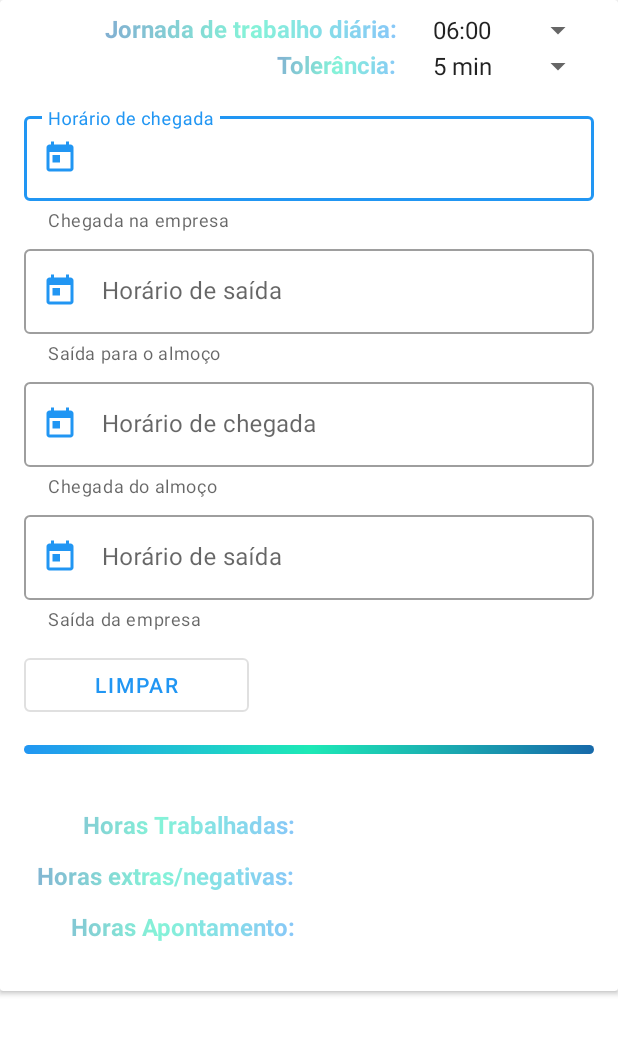
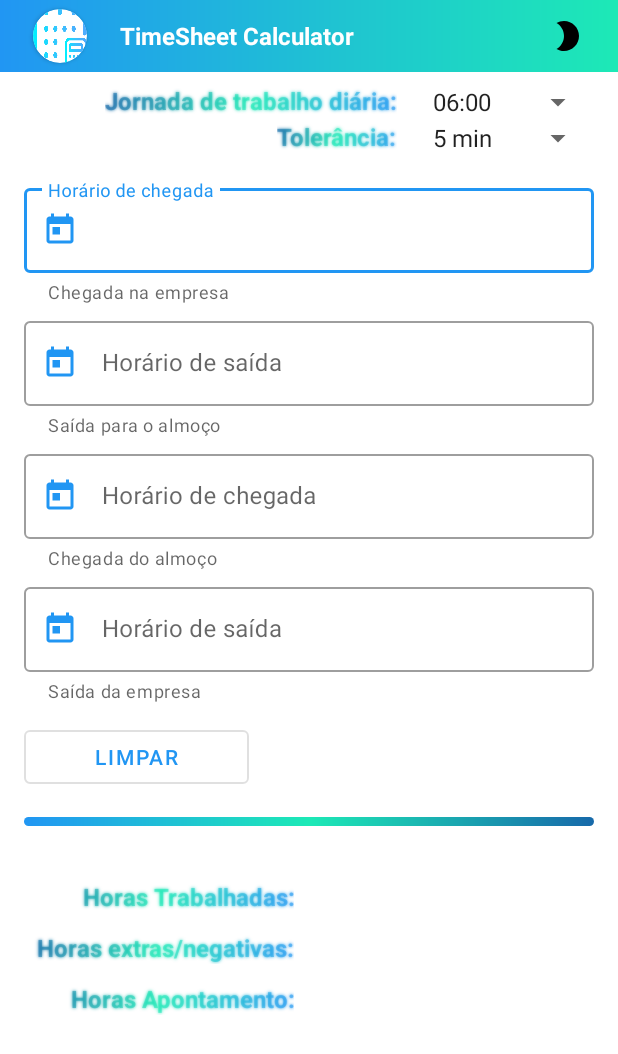
Before and after one commit to luiz-shonen/TimeSheetCalculator, an Android app: the screen it shows after launch (TimeSheetCalculatorActivity), on a phone screen of 412 x 824 dp. Shown: the top 1054 px of the screen. Run offline under Robolectric (Android 15) with nearby library versions, the phone set to English and light mode, and no system bars; our stand-ins replace data binding; 1 statement that could not run was skipped.

Commit message:
Implementação de Dark Mode

```diff
--- a/app/build.gradle
+++ b/app/build.gradle
@@ -19,7 +19,7 @@ android {
     buildToolsVersion "29.0.3"
     defaultConfig {
         applicationId "com.luizrodrigues.timesheetcalculator"
-        minSdkVersion 26
+        minSdkVersion 23
         targetSdkVersion 29
         versionCode 1
         versionName "1.0"
--- a/app/src/main/java/com/luizrodrigues/timesheetcalculator/TimeSheetCalculatorActivity.kt
+++ b/app/src/main/java/com/luizrodrigues/timesheetcalculator/TimeSheetCalculatorActivity.kt
@@ -1,8 +1,10 @@
 package com.luizrodrigues.timesheetcalculator
 
+import android.content.res.Configuration
 import android.os.Bundle
 import android.widget.Toast
 import androidx.appcompat.app.AppCompatActivity
+import androidx.appcompat.app.AppCompatDelegate
 import androidx.databinding.DataBindingUtil
 import androidx.lifecycle.Observer
 import androidx.lifecycle.ViewModelProviders
@@ -12,12 +14,13 @@ import com.luizrodrigues.timesheetcalculator.mvvm.viewmodel.MainViewModel
 class TimeSheetCalculatorActivity : AppCompatActivity() {
 
     private lateinit var binding: ActivityTimesheetCalculatorBinding
+    private lateinit var mainViewModel: MainViewModel
 
     override fun onCreate(savedInstanceState: Bundle?) {
         super.onCreate(savedInstanceState)
         setContentView(R.layout.activity_timesheet_calculator)
 
-        val mainViewModel = ViewModelProviders.of(this)
+        mainViewModel = ViewModelProviders.of(this)
             .get(MainViewModel::class.java)
 
         binding = DataBindingUtil.setContentView<ActivityTimesheetCalculatorBinding>(
@@ -32,5 +35,35 @@ class TimeSheetCalculatorActivity : AppCompatActivity() {
             Toast.makeText(this, it, Toast.LENGTH_SHORT).show()
             mainViewModel.horaSaida.value = "123123123"
         })
+
+        binding.changeDaynight.setOnClickListener {
+            onDayNightChangeClick()
+        }
+
+        verifyDayNight(true)
+    }
+
+    private fun onDayNightChangeClick() {
+        verifyDayNight(false)
+        recreate()
+    }
+
+    private fun verifyDayNight(isVerifyingColor: Boolean) {
+        when (resources.configuration.uiMode and Configuration.UI_MODE_NIGHT_MASK) {
+            Configuration.UI_MODE_NIGHT_NO -> { // Night mode is not active, we're using the light theme
+                if (isVerifyingColor) {
+                    mainViewModel.corChangeDaynight.value = getColor(android.R.color.white)
+                } else {
+                    AppCompatDelegate.setDefaultNightMode(AppCompatDelegate.MODE_NIGHT_YES)
+                }
+            }
+            Configuration.UI_MODE_NIGHT_YES -> { // Night mode is active, we're using dark theme
+                if (isVerifyingColor) {
+                    mainViewModel.corChangeDaynight.value = getColor(android.R.color.black)
+                } else {
+                    AppCompatDelegate.setDefaultNightMode(AppCompatDelegate.MODE_NIGHT_NO)
+                }
+            }
+        }
     }
 }
--- a/app/src/main/java/com/luizrodrigues/timesheetcalculator/mvvm/viewmodel/MainViewModel.kt
+++ b/app/src/main/java/com/luizrodrigues/timesheetcalculator/mvvm/viewmodel/MainViewModel.kt
@@ -11,6 +11,7 @@ class MainViewModel : ViewModel() {
     var horasTrabalhadas = MutableLiveData<String>()
     var horasExtras = MutableLiveData<String>()
     var horasApontamento = MutableLiveData<String>()
+    var corChangeDaynight = MutableLiveData<Int>()
     val mask: String = "##:##"
 
     fun onResetClick() = this.clearAllFields()
@@ -24,4 +25,5 @@ class MainViewModel : ViewModel() {
         this.horasExtras.value = ""
         this.horasApontamento.value = ""
     }
+
 }
--- /dev/null
+++ b/app/src/main/res/drawable/ic_brightness_2_24dp.xml
@@ -0,0 +1,9 @@
+<vector xmlns:android="http://schemas.android.com/apk/res/android"
+        android:width="24dp"
+        android:height="24dp"
+        android:viewportWidth="24.0"
+        android:viewportHeight="24.0">
+    <path
+        android:fillColor="#FF000000"
+        android:pathData="M10,2c-1.82,0 -3.53,0.5 -5,1.35C7.99,5.08 10,8.3 10,12s-2.01,6.92 -5,8.65C6.47,21.5 8.18,22 10,22c5.52,0 10,-4.48 10,-10S15.52,2 10,2z"/>
+</vector>
--- a/app/src/main/res/layout/activity_timesheet_calculator.xml
+++ b/app/src/main/res/layout/activity_timesheet_calculator.xml
@@ -15,19 +15,74 @@
         android:layout_width="fill_parent"
         android:layout_height="fill_parent">
 
-        <androidx.cardview.widget.CardView
-            android:id="@+id/card_view_time_sheet"
+        <RelativeLayout
             android:layout_width="fill_parent"
-            android:layout_height="wrap_content"
-            tools:context=".TimeSheetCalculatorActivity">
+            android:layout_height="wrap_content">
+
+            <com.google.android.material.appbar.MaterialToolbar
+                android:id="@+id/toolbar"
+                android:layout_width="match_parent"
+                android:layout_height="48dp"
+                android:layout_alignParentTop="true"
+                android:background="@drawable/toolbar_gradient">
 
                 <RelativeLayout
                     android:layout_width="match_parent"
-                android:layout_height="wrap_content">
+                    android:layout_height="match_parent">
+
+                    <androidx.cardview.widget.CardView
+                        android:id="@+id/card_view_user_photo"
+                        android:layout_width="36dp"
+                        android:layout_height="36dp"
+                        android:layout_alignParentStart="true"
+                        android:layout_margin="6dp"
+                        android:elevation="12dp"
+                        app:cardCornerRadius="36dp">
+
+                        <ImageView
+                            android:id="@+id/user_photo"
+                            android:layout_width="36dp"
+                            android:layout_height="36dp"
+                            android:scaleType="centerCrop"
+                            android:src="@drawable/timesheet_calculator_alter"
+                            tools:ignore="ContentDescription" />
+                    </androidx.cardview.widget.CardView>
+
+                    <TextView
+                        android:id="@+id/app_name"
+                        android:layout_width="wrap_content"
+                        android:layout_height="match_parent"
+                        android:layout_marginStart="16dp"
+                        android:layout_toEndOf="@id/card_view_user_photo"
+                        android:focusable="false"
+                        android:gravity="center_vertical"
+                        android:text="@string/app_name"
+                        android:textColor="@android:color/white"
+                        android:textSize="16sp"
+                        android:textStyle="bold"
+                        tools:ignore="RelativeOverlap" />
+
+                    <ImageButton
+                        android:id="@+id/change_daynight"
+                        android:layout_width="36dp"
+                        android:layout_height="36dp"
+                        android:layout_alignParentEnd="true"
+                        android:layout_marginTop="6dp"
+                        android:layout_marginEnd="16dp"
+                        android:backgroundTint="@android:color/transparent"
+                        android:foreground="?android:attr/selectableItemBackgroundBorderless"
+                        android:src="@drawable/ic_brightness_2_24dp"
+                        android:tint="@{viewmodel.corChangeDaynight}"
+                        tools:ignore="ContentDescription" />
+
+                </RelativeLayout>
+
+            </com.google.android.material.appbar.MaterialToolbar>
 
             <LinearLayout
                 android:layout_width="match_parent"
-                    android:layout_height="wrap_content"
+                android:layout_height="fill_parent"
+                android:layout_below="@id/toolbar"
                 android:layout_marginStart="16dp"
                 android:layout_marginTop="8dp"
                 android:layout_marginEnd="16dp"
@@ -50,6 +105,8 @@
                             android:layout_marginEnd="16dp"
                             android:layout_toStartOf="@id/horas_base"
                             android:focusable="false"
+                            android:shadowColor="@color/colorAccent"
+                            android:shadowRadius="2"
                             android:text="@string/horas_base"
                             android:textSize="16sp"
                             android:textStyle="bold" />
@@ -74,6 +131,8 @@
                             android:layout_marginEnd="16dp"
                             android:layout_toStartOf="@id/horas_tolerancia"
                             android:focusable="false"
+                            android:shadowColor="@color/colorAccent"
+                            android:shadowRadius="2"
                             android:text="@string/horas_tolerancia"
                             android:textSize="16sp"
                             android:textStyle="bold" />
@@ -230,6 +289,8 @@
                             android:layout_marginEnd="12dp"
                             android:layout_marginBottom="12dp"
                             android:focusable="false"
+                            android:shadowColor="@color/colorAccent"
+                            android:shadowRadius="2"
                             android:text="@string/horas_trabalhadas"
                             android:textAlignment="textEnd"
                             android:textSize="16sp"
@@ -242,6 +303,8 @@
                             android:layout_marginStart="6dp"
                             android:focusable="false"
                             android:hint='@{viewmodel.horasTrabalhadas, default="00:00"}'
+                            android:shadowColor="@color/colorAccent"
+                            android:shadowRadius="2"
                             android:text='@={viewmodel.horasTrabalhadas, default="00:00"}'
                             android:textSize="16sp"
                             android:textStyle="bold" />
@@ -259,6 +322,8 @@
                             android:layout_marginEnd="12dp"
                             android:layout_marginBottom="12dp"
                             android:focusable="false"
+                            android:shadowColor="@color/colorAccent"
+                            android:shadowRadius="2"
                             android:text="@string/horas_extras_negativas"
                             android:textAlignment="textEnd"
                             android:textSize="16sp"
@@ -280,6 +345,8 @@
                             android:layout_height="wrap_content"
                             android:focusable="false"
                             android:hint='@{viewmodel.horasExtras, default="00:00"}'
+                            android:shadowColor="@color/colorAccent"
+                            android:shadowRadius="2"
                             android:text='@={viewmodel.horasExtras, default="00:00"}'
                             android:textSize="16sp"
                             android:textStyle="bold" />
@@ -297,6 +364,8 @@
                             android:layout_height="wrap_content"
                             android:layout_marginEnd="12dp"
                             android:focusable="false"
+                            android:shadowColor="@color/colorAccent"
+                            android:shadowRadius="2"
                             android:text="@string/horas_apontamento"
                             android:textAlignment="textEnd"
                             android:textSize="16sp"
@@ -309,6 +378,8 @@
                             android:layout_marginStart="6dp"
                             android:focusable="false"
                             android:hint='@{viewmodel.horasApontamento, default="00:00"}'
+                            android:shadowColor="@color/colorAccent"
+                            android:shadowRadius="2"
                             android:text='@={viewmodel.horasApontamento, default="00:00"}'
                             android:textSize="16sp"
                             android:textStyle="bold" />
@@ -320,7 +391,6 @@
 
         </RelativeLayout>
 
-        </androidx.cardview.widget.CardView>
     </ScrollView>
 
 </layout>
--- a/app/src/main/res/values/styles.xml
+++ b/app/src/main/res/values/styles.xml
@@ -1,7 +1,7 @@
 <resources>
 
     <!-- Base application theme. -->
-    <style name="AppTheme" parent="Theme.MaterialComponents.Light">
+    <style name="AppTheme" parent="Theme.MaterialComponents.DayNight">
         <!-- Customize your theme here. -->
         <item name="colorPrimary">@color/colorPrimary</item>
         <item name="colorPrimaryDark">@color/colorPrimaryDark</item>
@@ -9,6 +9,13 @@
 
         <item name="windowActionBar">false</item>
         <item name="windowNoTitle">true</item>
+
+        <item name="android:windowAnimationStyle">@style/WindowAnimationTransition</item>
+    </style>
+
+    <style name="WindowAnimationTransition">
+        <item name="android:windowEnterAnimation">@android:anim/fade_in</item>
+        <item name="android:windowExitAnimation">@android:anim/fade_out</item>
     </style>
 
 </resources>
```
Lines whose indentation alone changed are shown as unchanged.
